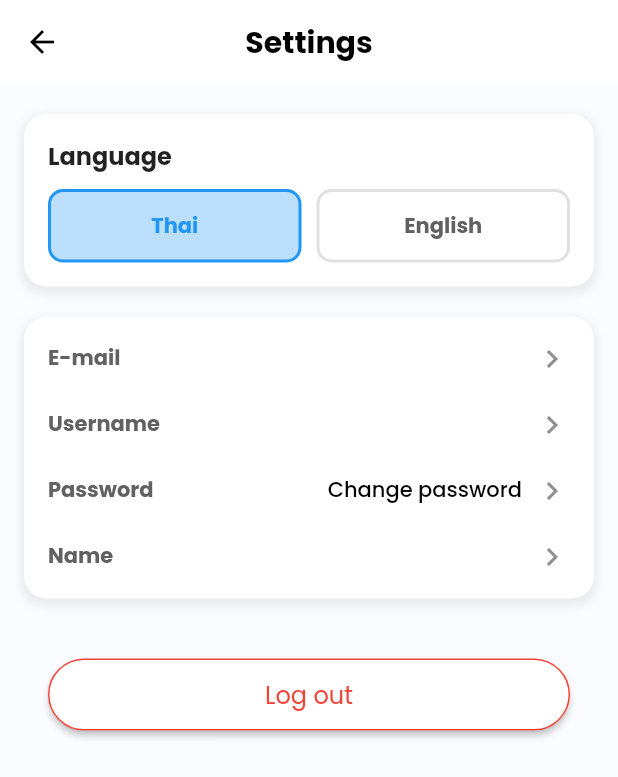
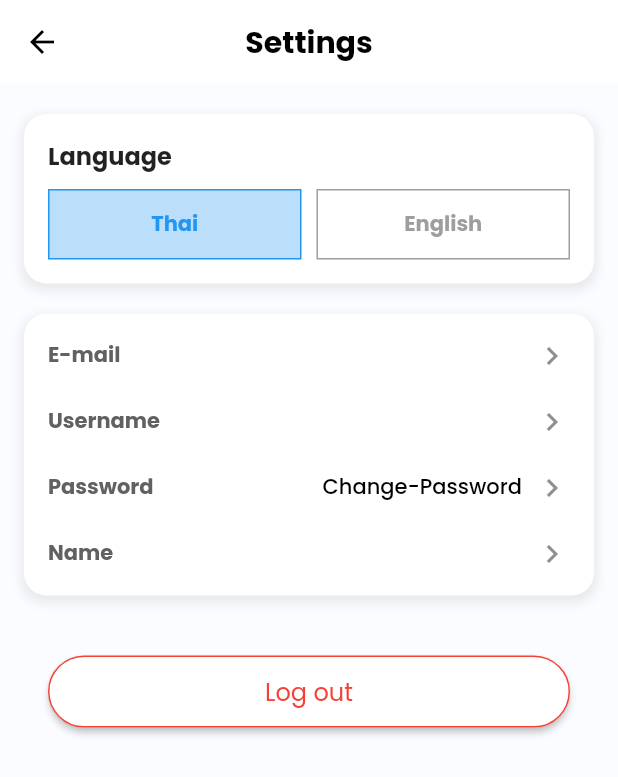
Before and after one commit to ponkrit-r1/flutter, a Flutter app: the AccountSettingPage screen opened by its route, on a phone screen of 412 x 824 dp. Shown: the top 777 px of the screen. Run offline on Flutter 3.47's test engine with Material 3 defaults, Android fonts, the phone set to English and light mode, and no system bars; our stand-ins replace dio, dotted_border, email_validator, firebase_core, flutter_secure_storage, flutter_svg and 10 more; missing offline and left inert: easy_pdf_viewer; accounts and stored records are empty; generated files the repository leaves out were written again; network calls fail; statements that could not run were skipped.

Commit message:
updated language

```diff
--- a/lib/modules/home/home_page.dart
+++ b/lib/modules/home/home_page.dart
@@ -13,7 +13,7 @@ import 'package:deemmi/modules/pet/list/pet_list_controller.dart';
 import '../../../core/domain/pet/pet_model.dart';
 import '../../../core/global_widgets/global_confirm_dialog.dart';
 import '../../../core/theme/app_colors.dart';
-
+import 'package:flutter_gen/gen_l10n/app_localizations.dart';
 
 
 final mockDogImage =
@@ -161,7 +161,7 @@ class _HomePageState extends State<HomePage>  with WidgetsBindingObserver {
                                       width: 10,
                                     ),
                                     Text(
-                                      'Shop now!',
+                                      AppLocalizations.of(context)!.shopnow,
                                       style: Theme.of(context)
                                           .textTheme
                                           .bodyLarge
@@ -260,7 +260,7 @@ Widget _buildArticleList() {
       Padding(
         padding: const EdgeInsets.only(left: 30),
         child: Text(
-          'Articles',
+          AppLocalizations.of(context)!.article,
           style: Theme.of(context).textTheme.titleLarge?.copyWith(
                 color: AppColor.primary500,
               ),
--- a/lib/modules/pet/list/pet_list_page.dart
+++ b/lib/modules/pet/list/pet_list_page.dart
@@ -8,6 +8,8 @@ import '../../../core/domain/pet/pet_model.dart';
 import '../../../core/global_widgets/global_confirm_dialog.dart';
 import '../../../core/theme/app_colors.dart';
 import '../../../routes/app_routes.dart';
+
+import 'package:flutter_gen/gen_l10n/app_localizations.dart';
 
 class PetListPage extends StatefulWidget {
   const PetListPage({super.key});
@@ -28,8 +30,8 @@ class _PetListPageState extends State<PetListPage> {
         backgroundColor: Colors.transparent,
         elevation: 0.0,
         title: Text(
-          'My pets',
-          style: textTheme(context)
+          AppLocalizations.of(context)!.mypet,
+          style:  textTheme(context)
               .headlineSmall!
               .copyWith(color: AppColor.textColor),
         ),
--- a/lib/modules/settings/account_setting/account_setting_page.dart
+++ b/lib/modules/settings/account_setting/account_setting_page.dart
@@ -5,6 +5,7 @@ import '../../../routes/app_routes.dart';
 import 'package:deemmi/modules/authentication/sign_in/sign_in_controller.dart';
 import 'package:deemmi/modules/settings/account_setting/account_setting_controller.dart';
 import 'package:deemmi/core/theme/app_colors.dart';
+import 'package:flutter_gen/gen_l10n/app_localizations.dart';
 
 class AccountSettingPage extends StatefulWidget {
   const AccountSettingPage({Key? key}) : super(key: key);
@@ -14,7 +15,7 @@ class AccountSettingPage extends StatefulWidget {
 }
 
 class _AccountSettingPageState extends State<AccountSettingPage> {
-  String _selectedLanguage = 'Thai';
+  String _selectedLanguage = 'th';
 
   @override
   void initState() {
@@ -25,13 +26,17 @@ class _AccountSettingPageState extends State<AccountSettingPage> {
   Future<void> _loadLanguagePreference() async {
     final prefs = await SharedPreferences.getInstance();
     setState(() {
-      _selectedLanguage = prefs.getString('language') ?? 'Thai';
+      _selectedLanguage = prefs.getString('language') ?? 'th';
     });
   }
 
   Future<void> _saveLanguagePreference(String language) async {
     final prefs = await SharedPreferences.getInstance();
     await prefs.setString('language', language);
+
+    // อัปเดต Locale ทันที
+    Get.updateLocale(Locale(language));
+
     setState(() {
       _selectedLanguage = language;
     });
@@ -51,9 +56,9 @@ class _AccountSettingPageState extends State<AccountSettingPage> {
             Get.offAllNamed(Routes.root);
           },
         ),
-        title: const Text(
-          'Settings',
-          style: TextStyle(color: Colors.black, fontWeight: FontWeight.bold),
+        title:  Text(
+          AppLocalizations.of(context)!.settings,
+          style:const TextStyle(color: Colors.black, fontWeight: FontWeight.bold),
         ),
       ),
       body: Container(
@@ -91,16 +96,16 @@ class _AccountSettingPageState extends State<AccountSettingPage> {
       child: Column(
         crossAxisAlignment: CrossAxisAlignment.start,
         children: [
-          const Text(
-            'Language',
-            style: TextStyle(fontWeight: FontWeight.bold, fontSize: 16),
+           Text(
+            AppLocalizations.of(context)!.language,
+            style:const TextStyle(fontWeight: FontWeight.bold, fontSize: 16),
           ),
           const SizedBox(height: 10),
           Row(
             children: [
-              _buildLanguageButton('Thai'),
+             _buildLanguageButton('th', AppLocalizations.of(context)!.th),
               const SizedBox(width: 10),
-              _buildLanguageButton('English'),
+            _buildLanguageButton('en', AppLocalizations.of(context)!.en),
             ],
           ),
         ],
@@ -108,7 +113,7 @@ class _AccountSettingPageState extends State<AccountSettingPage> {
     );
   }
 
-  Widget _buildLanguageButton(String language) {
+    Widget _buildLanguageButton(String language, String label) {
     final isActive = _selectedLanguage == language;
     return Expanded(
       child: GestureDetector(
@@ -117,20 +122,13 @@ class _AccountSettingPageState extends State<AccountSettingPage> {
           padding: const EdgeInsets.symmetric(vertical: 12),
           decoration: BoxDecoration(
             color: isActive ? Colors.blue.shade100 : Colors.white,
-            borderRadius: BorderRadius.circular(10),
-            border: Border.all(
-              color: isActive ? Colors.blue : Colors.grey.shade300,
-              width: 2,
-            ),
+            border: Border.all(color: isActive ? Colors.blue : Colors.grey),
           ),
           child: Center(
-            child: Text(
-              language,
-              style: TextStyle(
-                fontWeight: FontWeight.bold,
-                color: isActive ? Colors.blue : Colors.grey.shade700,
-              ),
-            ),
+            child: Text(label,
+                style: TextStyle(
+                    fontWeight: FontWeight.bold,
+                    color: isActive ? Colors.blue : Colors.grey)),
           ),
         ),
       ),
@@ -157,7 +155,7 @@ class _AccountSettingPageState extends State<AccountSettingPage> {
         return Column(
           children: [
             _buildAccountSettingItem(
-              'E-mail',
+              AppLocalizations.of(context)!.email,
               profile?.email ?? '',
               onTap: () => _navigateToUpdate(Routes.update_email, {
                 'email': profile?.email ?? '',
@@ -165,7 +163,7 @@ class _AccountSettingPageState extends State<AccountSettingPage> {
             ),
             const SizedBox(height: 20),
             _buildAccountSettingItem(
-              'Username',
+              AppLocalizations.of(context)!.username,
               profile?.username ?? '',
               onTap: () => _navigateToUpdate(Routes.update_username, {
                 'username': profile?.username ?? '',
@@ -173,13 +171,13 @@ class _AccountSettingPageState extends State<AccountSettingPage> {
             ),
             const SizedBox(height: 20),
             _buildAccountSettingItem(
-              'Password',
-              'Change password',
+             AppLocalizations.of(context)!.password,
+              AppLocalizations.of(context)!.change_password,
               onTap: () => Get.toNamed(Routes.update_password),
             ),
             const SizedBox(height: 20),
             _buildAccountSettingItem(
-              'Name',
+              AppLocalizations.of(context)!.name,
               profile != null
                   ? '${profile.firstName} ${profile.lastName}'.trim()
                   : '',
@@ -264,7 +262,9 @@ class _AccountSettingPageState extends State<AccountSettingPage> {
           ),
           padding: const EdgeInsets.symmetric(horizontal: 40, vertical: 12),
         ),
-        child: const Text('Log out', style: TextStyle(color: Colors.red)),
+        child:  Text(AppLocalizations.of(context)!.logout
+        ,
+         style: const TextStyle(color: Colors.red)),
       ),
     );
   }
```
Also changed, not shown: lib/l10n/intl_en.arb (+38 -0 lines), lib/l10n/intl_th.arb (+57 -19 lines), lib/main.dart (+23 -6 lines), lib/modules/notification/notification.dart (+4 -3 lines).
